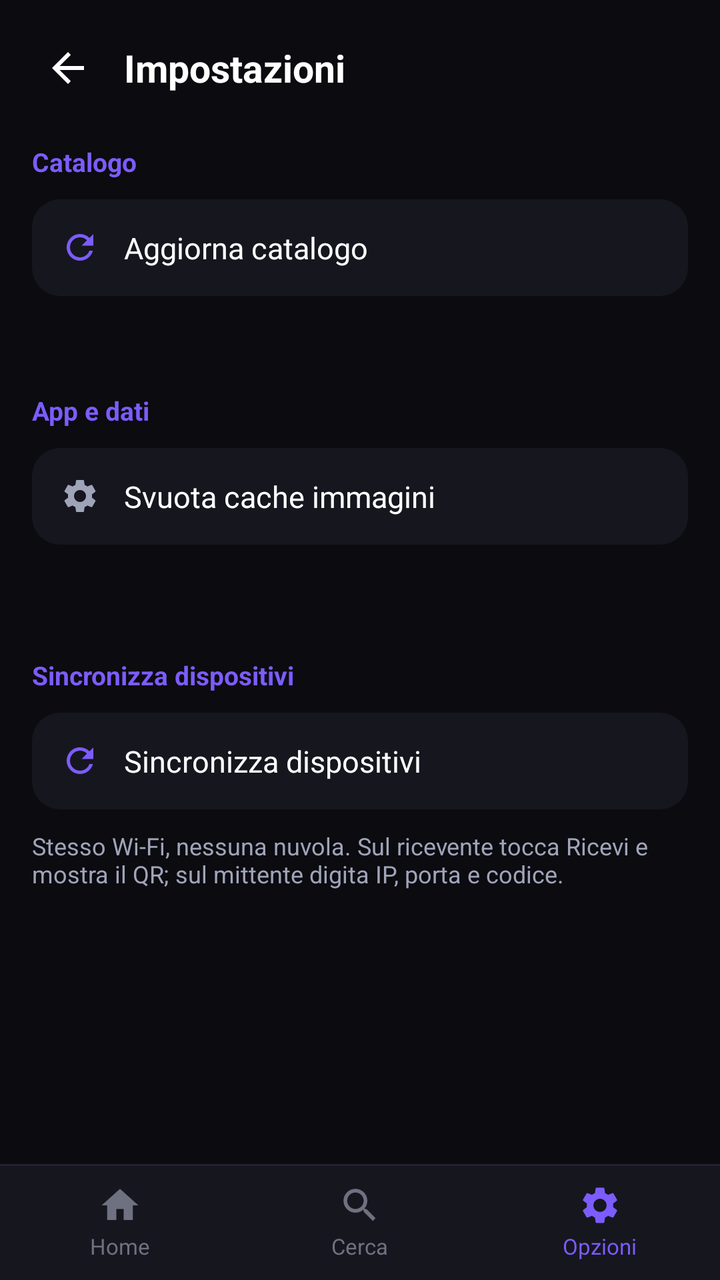
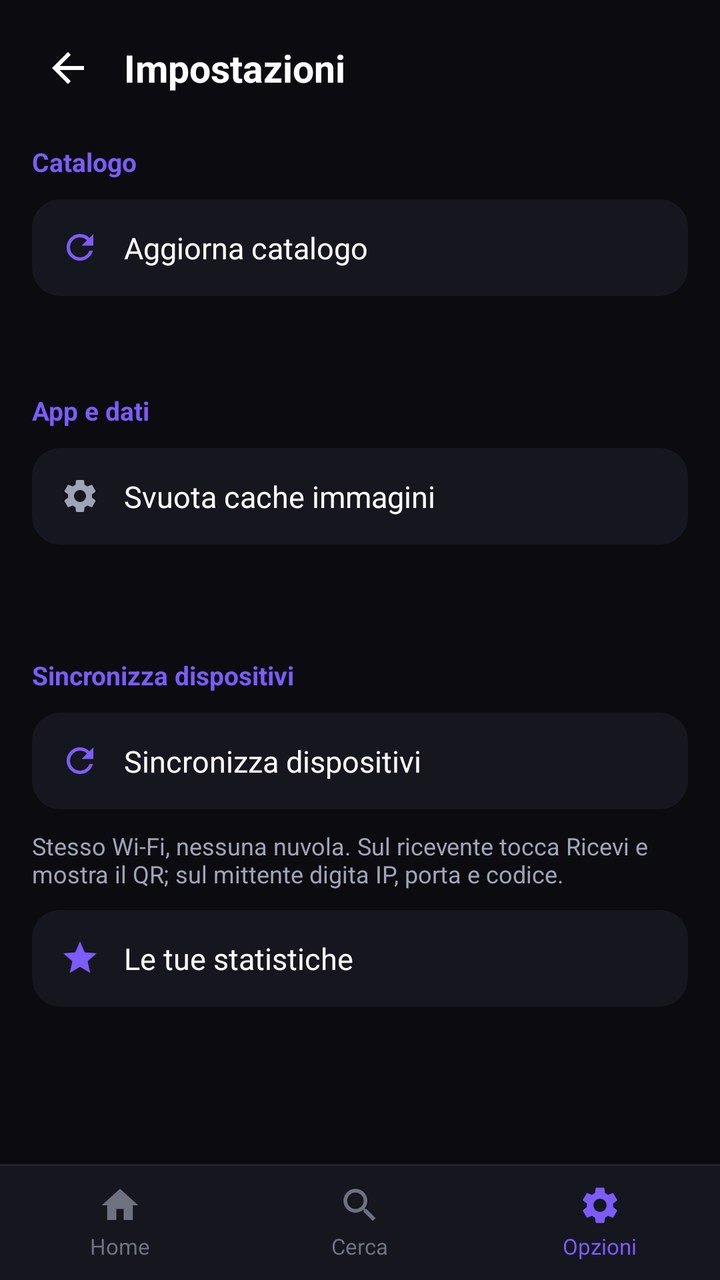

Two renders of the same Android screen: before a commit and after it. Below are the layout's source before the change and the commit's diff.
<!-- AndroidManifest.xml: application theme AppTheme -->
<!-- res/layout/activity_settings.xml -->
<?xml version="1.0" encoding="utf-8"?>
<LinearLayout xmlns:android="http://schemas.android.com/apk/res/android"
    android:layout_width="match_parent"
    android:layout_height="match_parent"
    android:orientation="vertical"
    android:background="@color/bg">

    <LinearLayout
        android:layout_width="match_parent"
        android:layout_height="wrap_content"
        android:orientation="horizontal"
        android:gravity="center_vertical"
        android:paddingStart="16dp"
        android:paddingEnd="16dp"
        android:paddingTop="16dp"
        android:paddingBottom="12dp">

        <ImageView
            android:id="@+id/s_back"
            android:layout_width="36dp"
            android:layout_height="36dp"
            android:padding="6dp"
            android:src="@drawable/ic_arrow_back"
            android:tint="@color/text_primary"
            android:clickable="true"
            android:focusable="true"
            android:background="?android:attr/selectableItemBackgroundBorderless"
            android:contentDescription="@string/tab_home" />

        <TextView
            android:layout_width="wrap_content"
            android:layout_height="wrap_content"
            android:layout_marginStart="10dp"
            android:text="@string/settings_title"
            android:textSize="19sp"
            android:textStyle="bold"
            android:textColor="@color/text_primary" />
    </LinearLayout>

    <ScrollView
        android:layout_width="match_parent"
        android:layout_height="0dp"
        android:layout_weight="1"
        android:scrollbars="none">

        <LinearLayout
            android:layout_width="match_parent"
            android:layout_height="wrap_content"
            android:orientation="vertical"
            android:paddingStart="16dp"
            android:paddingEnd="16dp"
            android:paddingBottom="24dp">

            <TextView
                android:layout_width="wrap_content"
                android:layout_height="wrap_content"
                android:paddingTop="8dp"
                android:paddingBottom="10dp"
                android:text="@string/section_catalog"
                android:textSize="13sp"
                android:textStyle="bold"
                android:textColor="@color/accent" />

            <LinearLayout
                android:id="@+id/btn_update"
                android:layout_width="match_parent"
                android:layout_height="wrap_content"
                android:orientation="horizontal"
                android:gravity="center_vertical"
                android:background="@drawable/bg_episode_item"
                android:clickable="true"
                android:focusable="true"
                android:paddingStart="14dp"
                android:paddingEnd="14dp"
                android:paddingTop="14dp"
                android:paddingBottom="14dp">

                <ImageView
                    android:layout_width="20dp"
                    android:layout_height="20dp"
                    android:src="@drawable/ic_refresh"
                    android:tint="@color/accent"
                    android:contentDescription="@null" />

                <TextView
                    android:layout_width="0dp"
                    android:layout_height="wrap_content"
                    android:layout_weight="1"
                    android:layout_marginStart="12dp"
                    android:text="@string/update_catalog"
                    android:textSize="15sp"
                    android:textColor="@color/text_primary" />
            </LinearLayout>

            <TextView
                android:id="@+id/s_status"
                android:layout_width="match_parent"
                android:layout_height="wrap_content"
                android:paddingTop="10dp"
                android:textSize="13sp"
                android:textColor="@color/status_error"
                android:visibility="gone" />

            <TextView
                android:id="@+id/s_info_catalog"
                android:layout_width="match_parent"
                android:layout_height="wrap_content"
                android:paddingTop="10dp"
                android:textSize="12sp"
                android:textColor="@color/text_secondary" />

            <TextView
                android:layout_width="wrap_content"
                android:layout_height="wrap_content"
                android:paddingTop="22dp"
                android:paddingBottom="10dp"
                android:text="@string/section_app"
                android:textSize="13sp"
                android:textStyle="bold"
                android:textColor="@color/accent" />

            <LinearLayout
                android:id="@+id/btn_clear_cache"
                android:layout_width="match_parent"
                android:layout_height="wrap_content"
                android:orientation="horizontal"
                android:gravity="center_vertical"
                android:background="@drawable/bg_episode_item"
                android:clickable="true"
                android:focusable="true"
                android:paddingStart="14dp"
                android:paddingEnd="14dp"
                android:paddingTop="14dp"
                android:paddingBottom="14dp">

                <ImageView
                    android:layout_width="20dp"
                    android:layout_height="20dp"
                    android:src="@drawable/ic_settings"
                    android:tint="@color/text_secondary"
                    android:contentDescription="@null" />

                <TextView
                    android:layout_width="0dp"
                    android:layout_height="wrap_content"
                    android:layout_weight="1"
                    android:layout_marginStart="12dp"
                    android:text="@string/clear_cache"
                    android:textSize="15sp"
                    android:textColor="@color/text_primary" />
            </LinearLayout>

            <TextView
                android:id="@+id/s_info_app"
                android:layout_width="match_parent"
                android:layout_height="wrap_content"
                android:paddingTop="18dp"
                android:textSize="12sp"
                android:textColor="@color/text_hint" />

            <TextView
                android:layout_width="wrap_content"
                android:layout_height="wrap_content"
                android:paddingTop="22dp"
                android:paddingBottom="10dp"
                android:text="@string/sync_title"
                android:textSize="13sp"
                android:textStyle="bold"
                android:textColor="@color/accent" />

            <LinearLayout
                android:id="@+id/btn_sync"
                android:layout_width="match_parent"
                android:layout_height="wrap_content"
                android:orientation="horizontal"
                android:gravity="center_vertical"
                android:background="@drawable/bg_episode_item"
                android:clickable="true"
                android:focusable="true"
                android:paddingStart="14dp"
                android:paddingEnd="14dp"
                android:paddingTop="14dp"
                android:paddingBottom="14dp">

                <ImageView
                    android:layout_width="20dp"
                    android:layout_height="20dp"
                    android:src="@drawable/ic_refresh"
                    android:tint="@color/accent"
                    android:contentDescription="@null" />

                <TextView
                    android:layout_width="0dp"
                    android:layout_height="wrap_content"
                    android:layout_weight="1"
                    android:layout_marginStart="12dp"
                    android:text="@string/sync_title"
                    android:textSize="15sp"
                    android:textColor="@color/text_primary" />
            </LinearLayout>

            <TextView
                android:layout_width="match_parent"
                android:layout_height="wrap_content"
                android:paddingTop="10dp"
                android:text="@string/sync_hint"
                android:textSize="12sp"
                android:textColor="@color/text_secondary" />
        </LinearLayout>
    </ScrollView>

    <LinearLayout
        android:layout_width="match_parent"
        android:layout_height="58dp"
        android:orientation="horizontal"
        android:background="@drawable/bg_bottom_nav"
        android:elevation="8dp">

        <LinearLayout
            android:id="@+id/btn_tab_home"
            android:layout_width="0dp"
            android:layout_height="match_parent"
            android:layout_weight="1"
            android:orientation="vertical"
            android:gravity="center"
            android:clickable="true"
            android:focusable="true"
            android:background="?android:attr/selectableItemBackground">

            <ImageView
                android:layout_width="22dp"
                android:layout_height="22dp"
                android:src="@drawable/ic_home"
                android:tint="@color/text_hint"
                android:contentDescription="@string/tab_home" />

            <TextView
                android:layout_width="wrap_content"
                android:layout_height="wrap_content"
                android:layout_marginTop="2dp"
                android:text="@string/tab_home"
                android:textSize="11sp"
                android:textColor="@color/text_hint" />
        </LinearLayout>

        <LinearLayout
            android:id="@+id/btn_tab_search"
            android:layout_width="0dp"
            android:layout_height="match_parent"
            android:layout_weight="1"
            android:orientation="vertical"
            android:gravity="center"
            android:clickable="true"
            android:focusable="true"
            android:background="?android:attr/selectableItemBackground">

            <ImageView
                android:layout_width="22dp"
                android:layout_height="22dp"
                android:src="@drawable/ic_search"
                android:tint="@color/text_hint"
                android:contentDescription="@string/tab_search" />

            <TextView
                android:layout_width="wrap_content"
                android:layout_height="wrap_content"
                android:layout_marginTop="2dp"
                android:text="@string/tab_search"
                android:textSize="11sp"
                android:textColor="@color/text_hint" />
        </LinearLayout>

        <LinearLayout
            android:id="@+id/btn_tab_settings"
            android:layout_width="0dp"
            android:layout_height="match_parent"
            android:layout_weight="1"
            android:orientation="vertical"
            android:gravity="center"
            android:clickable="true"
            android:focusable="true"
            android:background="?android:attr/selectableItemBackground">

            <ImageView
                android:layout_width="22dp"
                android:layout_height="22dp"
                android:src="@drawable/ic_settings"
                android:tint="@color/accent"
                android:contentDescription="@string/tab_settings" />

            <TextView
                android:layout_width="wrap_content"
                android:layout_height="wrap_content"
                android:layout_marginTop="2dp"
                android:text="@string/tab_settings"
                android:textSize="11sp"
                android:textColor="@color/accent" />
        </LinearLayout>
    </LinearLayout>
</LinearLayout>
<!-- resources referenced by this layout -->
<resources>
  <color name="accent">#7C5CFC</color>
  <color name="bg">#0B0B10</color>
  <color name="status_error">#FF7043</color>
  <color name="text_hint">#6E7180</color>
  <color name="text_primary">#FFFFFF</color>
  <color name="text_secondary">#A0A4B8</color>
  <!-- drawable bg_bottom_nav (drawable) -->
  <?xml version="1.0" encoding="utf-8"?>
  <layer-list xmlns:android="http://schemas.android.com/apk/res/android">
      <item>
          <shape android:shape="rectangle">
              <solid android:color="@color/divider" />
          </shape>
      </item>
      <item android:top="1dp">
          <shape android:shape="rectangle">
              <solid android:color="@color/surface" />
          </shape>
      </item>
  </layer-list>
  <!-- drawable bg_episode_item (drawable) -->
  <?xml version="1.0" encoding="utf-8"?>
  <ripple xmlns:android="http://schemas.android.com/apk/res/android"
      android:color="#22FFFFFF">
      <item>
          <shape android:shape="rectangle">
              <solid android:color="@color/surface" />
              <corners android:radius="14dp" />
          </shape>
      </item>
  </ripple>
  <!-- drawable ic_arrow_back (drawable) -->
  <?xml version="1.0" encoding="utf-8"?>
  <vector xmlns:android="http://schemas.android.com/apk/res/android"
      android:width="24dp" android:height="24dp"
      android:viewportWidth="24" android:viewportHeight="24">
      <path
          android:fillColor="#FFFFFFFF"
          android:pathData="M20,11H7.83l5.59,-5.59L12,4l-8,8 8,8 1.41,-1.41L7.83,13H20v-2z" />
  </vector>
  <!-- drawable ic_home (drawable) -->
  <?xml version="1.0" encoding="utf-8"?>
  <vector xmlns:android="http://schemas.android.com/apk/res/android"
      android:width="24dp" android:height="24dp"
      android:viewportWidth="24" android:viewportHeight="24">
      <path
          android:fillColor="#FFFFFFFF"
          android:pathData="M10,20v-6h4v6h5v-8h3L12,3 2,12h3v8z" />
  </vector>
  <!-- drawable ic_refresh (drawable) -->
  <?xml version="1.0" encoding="utf-8"?>
  <vector xmlns:android="http://schemas.android.com/apk/res/android"
      android:width="24dp" android:height="24dp"
      android:viewportWidth="24" android:viewportHeight="24">
      <path
          android:fillColor="#FFFFFFFF"
          android:pathData="M17.65,6.35C16.2,4.9 14.21,4 12,4c-4.42,0 -7.99,3.58 -7.99,8s3.57,8 7.99,8c3.73,0 6.84,-2.55 7.73,-6h-2.08c-0.82,2.33 -3.04,4 -5.65,4 -3.31,0 -6,-2.69 -6,-6s2.69,-6 6,-6c1.66,0 3.14,0.69 4.22,1.78L13,11h7V4l-2.35,2.35z" />
  </vector>
  <string name="clear_cache">Svuota cache immagini</string>
  <string name="section_app">App e dati</string>
  <string name="section_catalog">Catalogo</string>
  <string name="settings_title">Impostazioni</string>
  <string name="sync_hint">Stesso Wi-Fi, nessuna nuvola. Sul ricevente tocca Ricevi e mostra il QR; sul mittente digita IP, porta e codice.</string>
  <string name="sync_title">Sincronizza dispositivi</string>
  <string name="tab_home">Home</string>
  <string name="tab_search">Cerca</string>
  <string name="tab_settings">Opzioni</string>
  <string name="update_catalog">Aggiorna catalogo</string>
  <color name="divider">#23232F</color>
  <color name="surface">#16161F</color>
  <!-- unchanged entries left out for length: 3 -->
</resources>

<!-- the commit's change to res/layout/activity_settings.xml (unified diff, before → after) -->
@@ -206,6 +206,38 @@
                 android:text="@string/sync_hint"
                 android:textSize="12sp"
                 android:textColor="@color/text_secondary" />
+
+            <LinearLayout
+                android:id="@+id/btn_stats"
+                android:layout_width="match_parent"
+                android:layout_height="wrap_content"
+                android:orientation="horizontal"
+                android:gravity="center_vertical"
+                android:background="@drawable/bg_episode_item"
+                android:clickable="true"
+                android:focusable="true"
+                android:layout_marginTop="10dp"
+                android:paddingStart="14dp"
+                android:paddingEnd="14dp"
+                android:paddingTop="14dp"
+                android:paddingBottom="14dp">
+
+                <ImageView
+                    android:layout_width="20dp"
+                    android:layout_height="20dp"
+                    android:src="@drawable/ic_star"
+                    android:tint="@color/accent"
+                    android:contentDescription="@null" />
+
+                <TextView
+                    android:layout_width="0dp"
+                    android:layout_height="wrap_content"
+                    android:layout_weight="1"
+                    android:layout_marginStart="12dp"
+                    android:text="@string/stats_title"
+                    android:textSize="15sp"
+                    android:textColor="@color/text_primary" />
+            </LinearLayout>
         </LinearLayout>
     </ScrollView>
 
<!-- resource entries referenced after the edit -->
@@ -58,10 +58,20 @@
           android:fillColor="#FFFFFFFF"
           android:pathData="M17.65,6.35C16.2,4.9 14.21,4 12,4c-4.42,0 -7.99,3.58 -7.99,8s3.57,8 7.99,8c3.73,0 6.84,-2.55 7.73,-6h-2.08c-0.82,2.33 -3.04,4 -5.65,4 -3.31,0 -6,-2.69 -6,-6s2.69,-6 6,-6c1.66,0 3.14,0.69 4.22,1.78L13,11h7V4l-2.35,2.35z" />
   </vector>
+  <!-- drawable ic_star (drawable) -->
+  <?xml version="1.0" encoding="utf-8"?>
+  <vector xmlns:android="http://schemas.android.com/apk/res/android"
+      android:width="24dp" android:height="24dp"
+      android:viewportWidth="24" android:viewportHeight="24">
+      <path
+          android:fillColor="#FFFFFFFF"
+          android:pathData="M12,17.27L18.18,21l-1.64,-7.03L22,9.24l-7.19,-0.61L12,2 9.19,8.63 2,9.24l5.46,4.73L5.82,21z" />
+  </vector>
   <string name="clear_cache">Svuota cache immagini</string>
   <string name="section_app">App e dati</string>
   <string name="section_catalog">Catalogo</string>
   <string name="settings_title">Impostazioni</string>
+  <string name="stats_title">Le tue statistiche</string>
   <string name="sync_hint">Stesso Wi-Fi, nessuna nuvola. Sul ricevente tocca Ricevi e mostra il QR; sul mittente digita IP, porta e codice.</string>
   <string name="sync_title">Sincronizza dispositivi</string>
   <string name="tab_home">Home</string>
